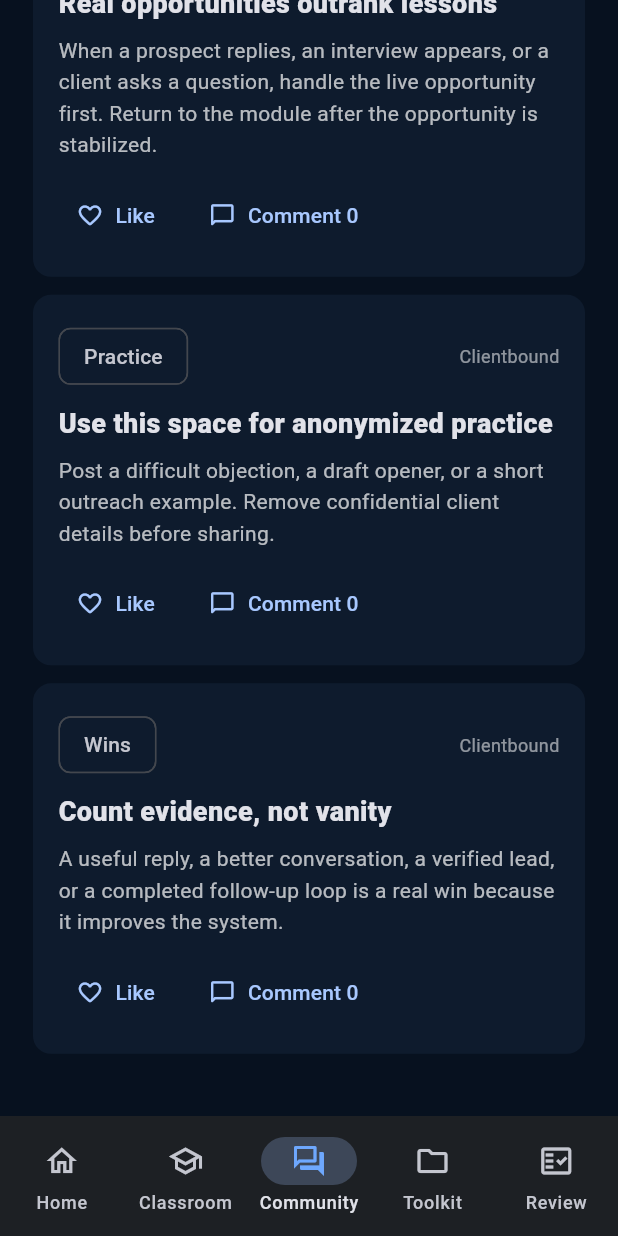
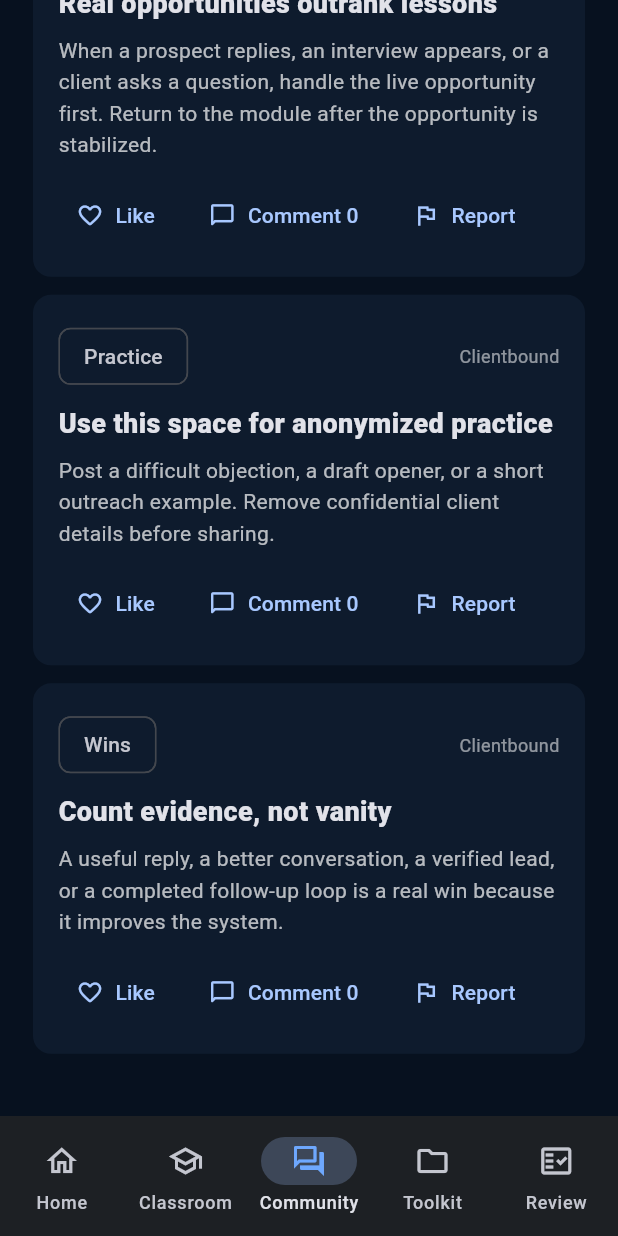
Before and after one commit to GraysonSeven/graysonseven.github.io, a Flutter app: the screen it shows after launch, item 3 of the bottom bar chosen, scrolled down 417 dp, on a phone screen of 412 x 824 dp. Run offline on Flutter 3.47's test engine with Material 3 defaults, Android fonts, the phone set to English and light mode, and no system bars; our stand-ins replace shared_preferences.

Commit message:
feat: finalize Clientbound local moderation and test contract

```diff
--- a/clientbound-src/SOURCE_PROVENANCE.txt
+++ b/clientbound-src/SOURCE_PROVENANCE.txt
@@ -1,5 +1,5 @@
 Clientbound public build mirror
 Canonical repository: GraysonSeven/First-Client-Sales-System
-Canonical commit: c369b730fde9fae533f5e3aa06ba793ca250632a
+Canonical commit: 8c4d55390fd1a73aff4ab54cc033945f18077896
 Mirror purpose: free public CI/build/hosting only
 Production URL: https://graysonseven.github.io/clientbound/
--- a/clientbound-src/lib/community_hub_page.dart
+++ b/clientbound-src/lib/community_hub_page.dart
@@ -66,6 +66,13 @@ class _CommunityHubPageState extends State<CommunityHubPage> {
                     Row(
                       children: [
                         Chip(label: Text(post.category)),
+                        if (post.reported) ...[
+                          const SizedBox(width: 8),
+                          const Chip(
+                            avatar: Icon(Icons.flag_outlined, size: 16),
+                            label: Text('Reported locally'),
+                          ),
+                        ],
                         const Spacer(),
                         Text(
                           post.author,
@@ -135,6 +142,11 @@ class _CommunityHubPageState extends State<CommunityHubPage> {
                           onPressed: () => _comment(post.id),
                           icon: const Icon(Icons.chat_bubble_outline_rounded),
                           label: Text('Comment ${post.comments.length}'),
+                        ),
+                        TextButton.icon(
+                          onPressed: () => widget.store.toggleReported(post.id),
+                          icon: const Icon(Icons.flag_outlined),
+                          label: Text(post.reported ? 'Unreport' : 'Report'),
                         ),
                       ],
                     ),
--- a/clientbound-src/lib/community_store.dart
+++ b/clientbound-src/lib/community_store.dart
@@ -13,6 +13,7 @@ class CommunityPost {
     required this.createdAt,
     List<String>? comments,
     this.liked = false,
+    this.reported = false,
   }) : comments = comments ?? <String>[];
 
   final String id;
@@ -23,6 +24,7 @@ class CommunityPost {
   final int createdAt;
   final List<String> comments;
   bool liked;
+  bool reported;
 
   Map<String, dynamic> toJson() => {
         'id': id,
@@ -33,6 +35,7 @@ class CommunityPost {
         'createdAt': createdAt,
         'comments': comments,
         'liked': liked,
+        'reported': reported,
       };
 
   static CommunityPost fromJson(Map<String, dynamic> json) => CommunityPost(
@@ -46,6 +49,7 @@ class CommunityPost {
             .whereType<String>()
             .toList(),
         liked: json['liked'] as bool? ?? false,
+        reported: json['reported'] as bool? ?? false,
       );
 }
 
@@ -119,6 +123,14 @@ class CommunityStore extends ChangeNotifier {
     await _persist();
   }
 
+  Future<void> toggleReported(String id) async {
+    final post = _find(id);
+    if (post == null) return;
+    post.reported = !post.reported;
+    notifyListeners();
+    await _persist();
+  }
+
   CommunityPost? _find(String id) {
     for (final post in _posts) {
       if (post.id == id) return post;
--- a/clientbound-src/lib/toolkit_page.dart
+++ b/clientbound-src/lib/toolkit_page.dart
@@ -56,6 +56,12 @@ class ToolkitPage extends StatelessWidget {
       category: 'Pipeline',
       content:
           'Company · website · lane · contact · role · contact route · fit score · priority · status · first touch · last touch · next action · next-action date · source URL · reply/outcome · notes.',
+    ),
+    (
+      title: 'Client Onboarding Checklist',
+      category: 'Delivery',
+      content:
+          'Commercial: scope, compensation, payment timing, duration.\nOffer/market: product, ICP, exclusions, geography, target roles, qualification rule.\nBoundaries: approved claims, pricing/technical escalation, authority limits.\nTools: CRM, dialer, email, calendar, lead source, reporting location.\nWorkflow: daily expectation, follow-up cadence, handoff, reporting, response-time expectations.',
     ),
   ];
 
```
Also changed, not shown: 2 other files.
